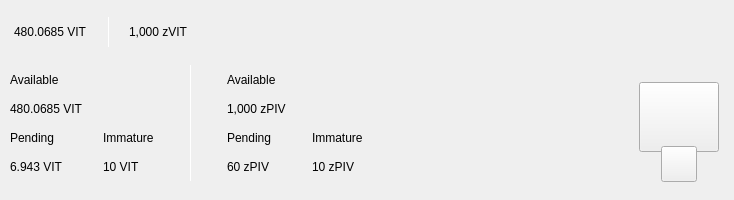
The window that src/qt/vitae/forms/topbar.ui (VitaeTeam/Vitae) describes before a commit, drawn with Qt 5.
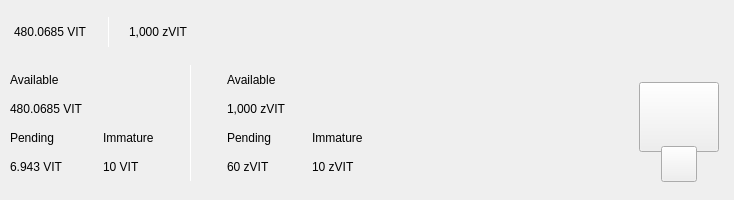
The same window after the commit. Custom widgets are drawn as their Qt base class.

```diff
--- a/src/qt/vitae/forms/topbar.ui
+++ b/src/qt/vitae/forms/topbar.ui
@@ -529,7 +529,7 @@
                 <item>
                  <widget class="QLabel" name="labelAvailablezVit">
                   <property name="text">
-                   <string notr="true">1,000 zPIV</string>
+                   <string notr="true">1,000 zVIT</string>
                   </property>
                  </widget>
                 </item>
@@ -552,7 +552,7 @@
                   <item>
                    <widget class="QLabel" name="labelPendingzVit">
                     <property name="text">
-                     <string notr="true">60 zPIV</string>
+                     <string notr="true">60 zVIT</string>
                     </property>
                    </widget>
                   </item>
@@ -586,7 +586,7 @@
                   <item>
                    <widget class="QLabel" name="labelImmaturezVit">
                     <property name="text">
-                     <string notr="true">10 zPIV</string>
+                     <string notr="true">10 zVIT</string>
                     </property>
                    </widget>
                   </item>
```
